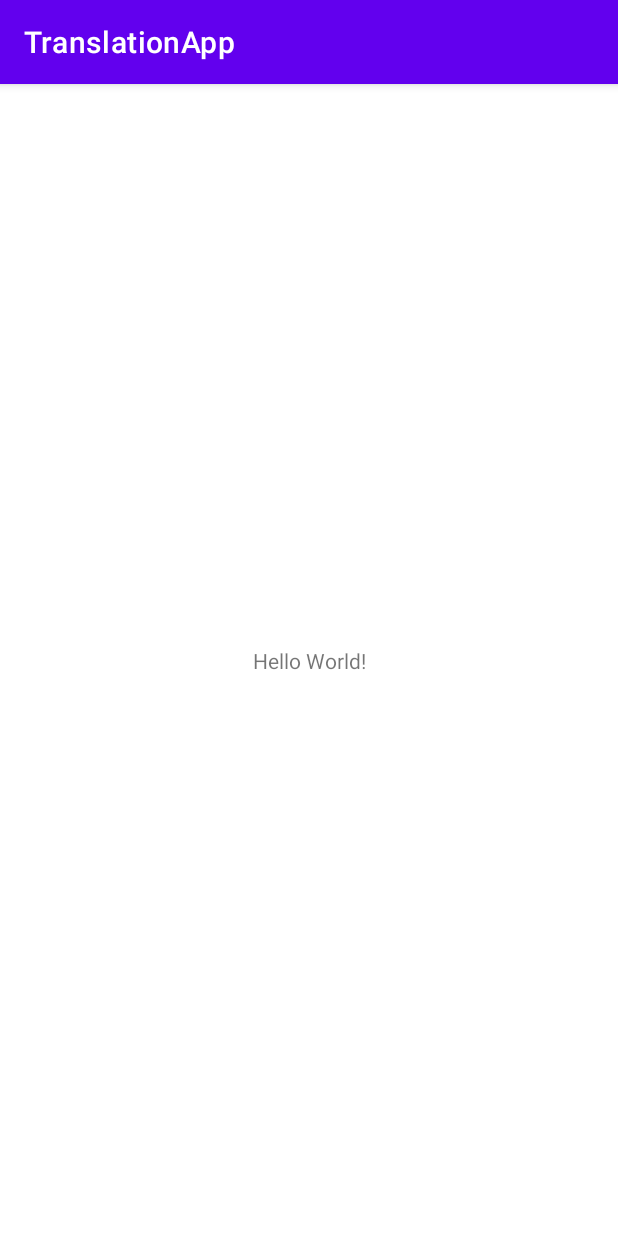
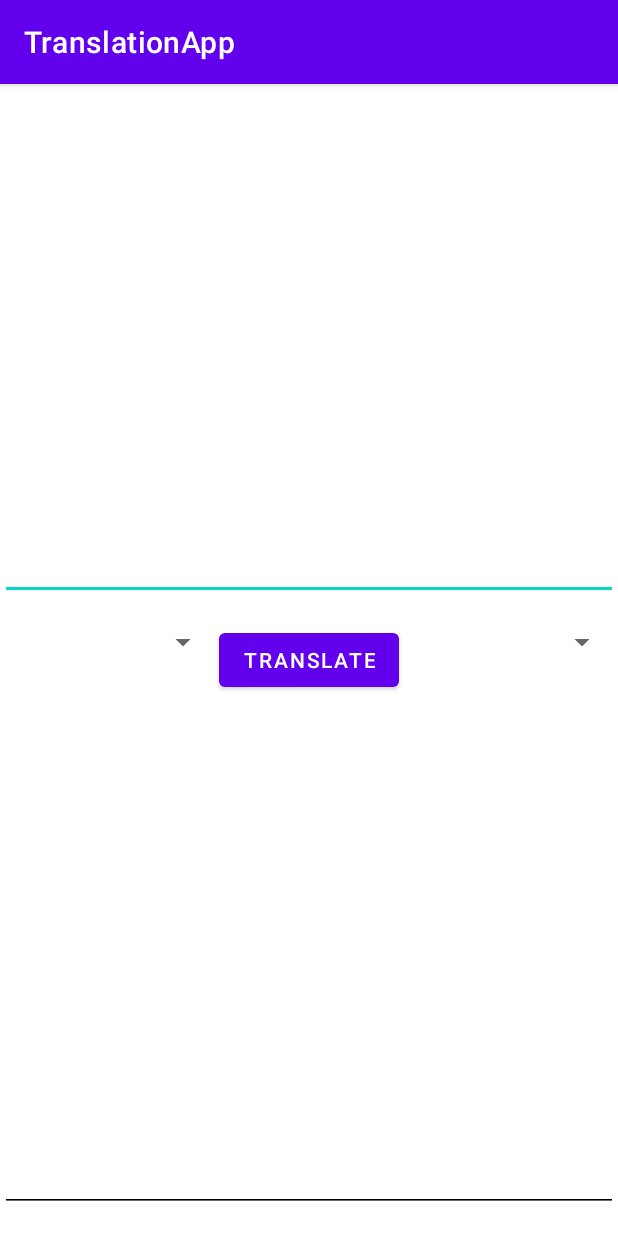
Before and after one commit to Setr0/TranslationApp, an Android app: the screen it shows after launch (MainActivity), on a phone screen of 412 x 824 dp. Run offline under Robolectric (Android 15) with nearby library versions, the phone set to English and light mode, and no system bars.

Commit message:
Created a translate app layout

```diff
--- a/app/src/main/res/layout/activity_main.xml
+++ b/app/src/main/res/layout/activity_main.xml
@@ -1,18 +1,49 @@
 <?xml version="1.0" encoding="utf-8"?>
-<androidx.constraintlayout.widget.ConstraintLayout xmlns:android="http://schemas.android.com/apk/res/android"
+<RelativeLayout xmlns:android="http://schemas.android.com/apk/res/android"
     xmlns:app="http://schemas.android.com/apk/res-auto"
     xmlns:tools="http://schemas.android.com/tools"
     android:layout_width="match_parent"
     android:layout_height="match_parent"
     tools:context=".MainActivity">
 
-    <TextView
-        android:layout_width="wrap_content"
+    <EditText
+        android:layout_width="match_parent"
         android:layout_height="wrap_content"
-        android:text="Hello World!"
-        app:layout_constraintBottom_toBottomOf="parent"
-        app:layout_constraintEnd_toEndOf="parent"
-        app:layout_constraintStart_toStartOf="parent"
-        app:layout_constraintTop_toTopOf="parent" />
+        android:inputType="text|textMultiLine"
+        android:id="@+id/fromEditText"
+        android:scrollbars="vertical"
+        android:lines="15"/>
 
-</androidx.constraintlayout.widget.ConstraintLayout>
+    <LinearLayout
+        android:layout_width="match_parent"
+        android:layout_height="wrap_content"
+        android:layout_centerVertical="true"
+        android:id="@+id/dropDownMenu">
+        <Spinner
+            android:layout_width="wrap_content"
+            android:layout_weight="1"
+            android:layout_height="wrap_content"
+            android:id="@+id/fromLanguageSpinner"/>
+        <Button
+            android:layout_width="wrap_content"
+            android:layout_height="wrap_content"
+            android:text="Translate"/>
+        <Spinner
+            android:layout_width="wrap_content"
+            android:layout_height="wrap_content"
+            android:layout_weight="1"
+            android:id="@+id/toLanguageSpinner"/>
+    </LinearLayout>
+
+
+    <EditText
+        android:layout_width="match_parent"
+        android:layout_height="wrap_content"
+        android:inputType="text|textMultiLine"
+        android:id="@+id/toEditText"
+        android:layout_below="@+id/dropDownMenu"
+        android:scrollbars="vertical"
+        android:lines="15"
+        android:backgroundTint="@color/black"/>
+
+</RelativeLayout>
```
